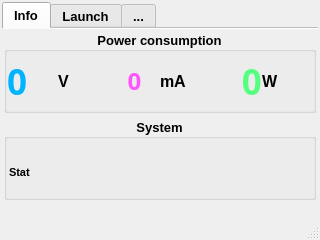
Old version of the form main.ui in the repository neurotoxin78/doomsday-pc.
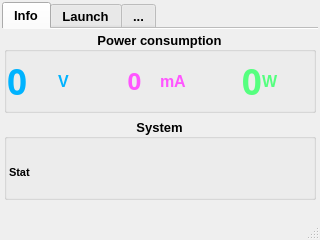
New version of the form.

Diff of the .ui file:
```diff
--- a/main.ui
+++ b/main.ui
@@ -189,6 +189,9 @@
                <bold>true</bold>
               </font>
              </property>
+             <property name="styleSheet">
+              <string notr="true">color: rgb(0, 179, 255);</string>
+             </property>
              <property name="text">
               <string>V</string>
              </property>
@@ -226,6 +229,9 @@
                <bold>true</bold>
               </font>
              </property>
+             <property name="styleSheet">
+              <string notr="true">color: rgb(255, 85, 255);</string>
+             </property>
              <property name="text">
               <string>mA</string>
              </property>
@@ -260,6 +266,9 @@
                <bold>true</bold>
               </font>
              </property>
+             <property name="styleSheet">
+              <string notr="true">color: rgb(85, 255, 127);</string>
+             </property>
              <property name="text">
               <string>W</string>
              </property>
```
